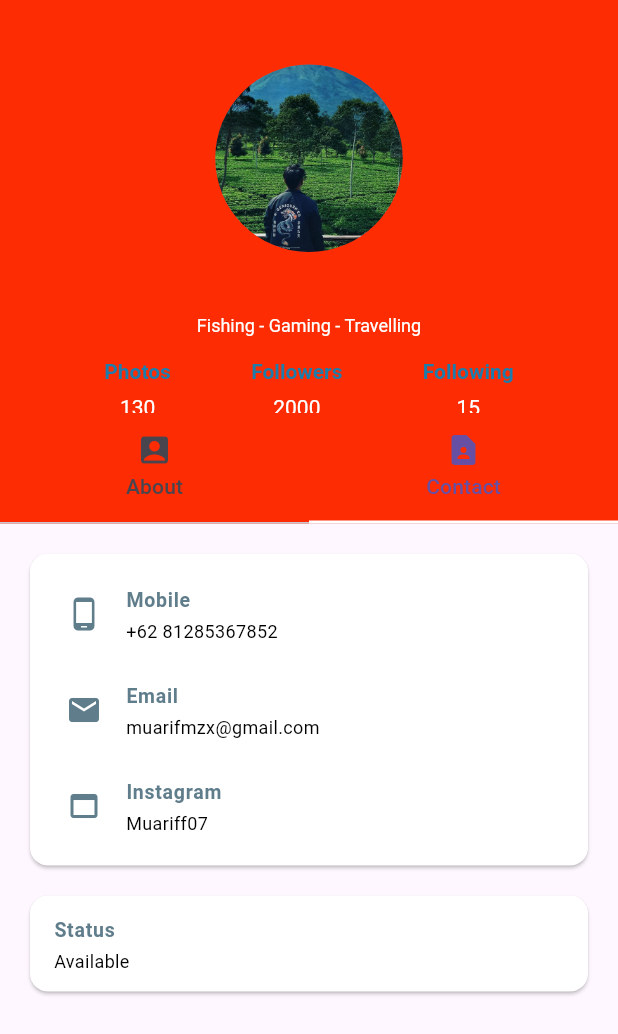
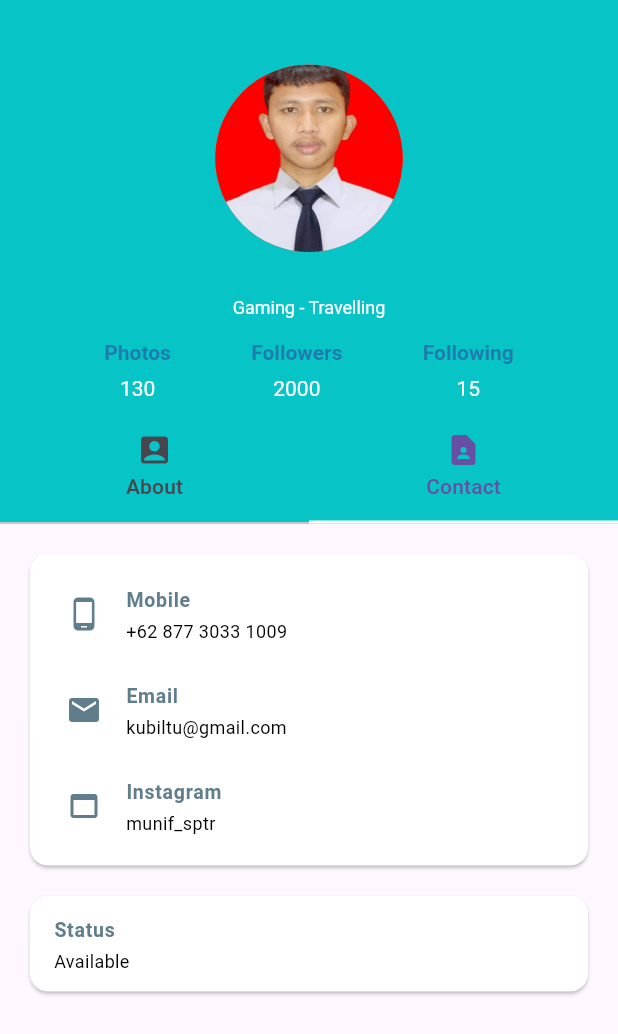
Before and after one commit to MunifSaputra/UTS_Mobpro, a Flutter app: the screen it shows after launch, tab 2 chosen, on a phone screen of 412 x 824 dp. Shown: the top 1034 px of the screen. Run offline on Flutter 3.47's test engine with Material 3 defaults, Android fonts, the phone set to English and light mode, and no system bars.

Commit message:
first commit

```diff
--- a/lib/main.dart
+++ b/lib/main.dart
@@ -48,7 +48,7 @@ class _ProfilePageState extends State<ProfilePage> {
       length: tabs.length,
       child: Scaffold(
         appBar: AppBar(
-          backgroundColor: Color.fromARGB(255, 254, 44, 2),
+          backgroundColor: Color.fromARGB(255, 7, 196, 199),
           titleTextStyle: const TextStyle(
             color: Colors.white,
           ),
@@ -94,7 +94,7 @@ class _ProfilePageState extends State<ProfilePage> {
         bottom: 5.0,
       ),
       child: Text(
-        "Fishing - Gaming - Travelling",
+        "Gaming - Travelling",
         style: TextStyle(
           fontWeight: FontWeight.normal,
           fontSize: 12,
@@ -179,12 +179,12 @@ class _ProfilePageState extends State<ProfilePage> {
         color: Colors.red,
       ),
       width: 125,
-      height: 150,
+      height: 125,
       alignment: Alignment.center,
       child: CircleAvatar(
         radius: 100,
         backgroundColor: Colors.transparent,
-        backgroundImage: AssetImage('img/muarif.jpg'),
+        backgroundImage: AssetImage('img/munif.jpg'),
       ),
     );
   }
--- a/lib/sections/about_section.dart
+++ b/lib/sections/about_section.dart
@@ -19,7 +19,7 @@ class AboutSection extends StatelessWidget {
         child: Container(
           padding: const EdgeInsets.all(30),
           child: const Text(
-            "Muarif Subekhi is someone with diverse interests and a strong personality. He enjoys hobbies such as fishing, playing online games, and traveling. His passion for these activities allows him to relax and explore various places and experiences. On the other hand, Muarif is also known as a hardworking and disciplined individual. These traits help him achieve his life goals with determination and perseverance.",
+            "Munif Saputra, tinggal di Prigi 01/02, Padamara, Purbalingga. Saya adalah sosok yang penuh semangat dan dedikasi dalam setiap aktivitasnya. Ia selalu siap menghadapi tantangan dengan antusiasme dan optimisme yang tinggi.",
             style: TextStyle(color: Colors.black),
           ),
         ),
--- a/lib/sections/contact_section.dart
+++ b/lib/sections/contact_section.dart
@@ -59,7 +59,7 @@ Card contactDetail() {
               style: TextStyle(fontWeight: FontWeight.bold),
             ),
             subtitle: Text(
-              "+62 81285367852",
+              "+62 877 3033 1009",
               style: TextStyle(color: Colors.black),
             ),
             dense: true,
@@ -73,7 +73,7 @@ Card contactDetail() {
               style: TextStyle(fontWeight: FontWeight.bold),
             ),
             subtitle: Text(
-              "muarifmzx@gmail.com",
+              "kubiltu@gmail.com",
               style: TextStyle(color: Colors.black),
             ),
             dense: true,
@@ -87,7 +87,7 @@ Card contactDetail() {
               style: TextStyle(fontWeight: FontWeight.bold),
             ),
             subtitle: Text(
-              "Muariff07",
+              "munif_sptr",
               style: TextStyle(color: Colors.black),
             ),
             dense: true,
--- a/pubspec.yaml
+++ b/pubspec.yaml
@@ -59,7 +59,7 @@ flutter:
   uses-material-design: true
 
   assets:
-   - img/muarif.jpg
+   - img/munif.jpg
 
   # To add assets to your application, add an assets section, like this:
   # assets:
```
Also changed, not shown: Profile_Screen_Creation.png (deleted), img/muarif.jpg (deleted), img/munif.jpg (added).
